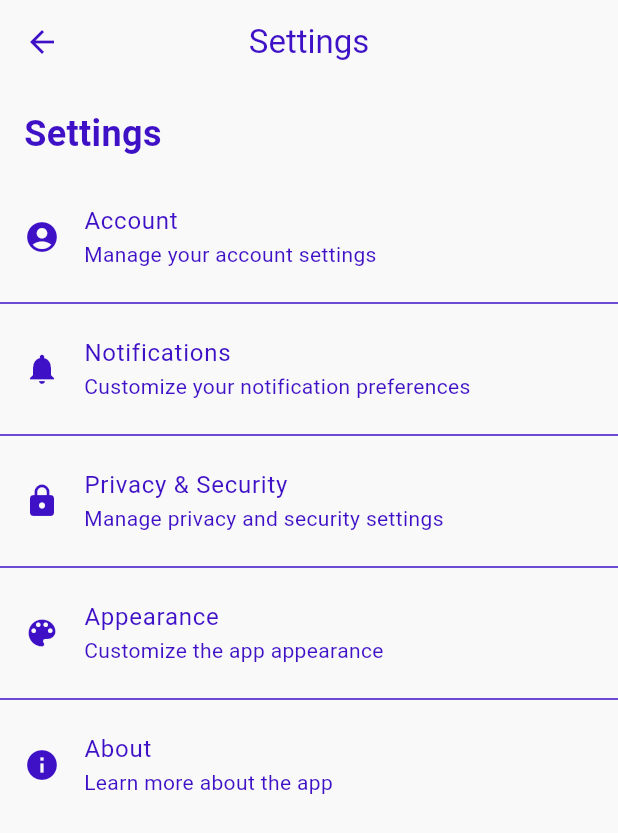
After one commit to SorenM22/CS3541-Final-Project, a Flutter app: the SettingsPage screen opened directly, on a phone screen of 412 x 824 dp. The commit adds this screen. Shown: the top 833 px of the screen. Run offline on Flutter 3.47's test engine with Material 3 defaults, Android fonts, the phone set to English and light mode, and no system bars; our stand-ins replace audioplayers, cloud_firestore, csv, firebase_auth, firebase_core, get and 3 more; missing offline and left inert: dart:ffi, flex_color_picker, statistics; accounts and stored records are empty.

Commit message:
created outline of settings and profile popout

```diff
--- /dev/null
+++ b/lib/View/settings_page.dart
@@ -0,0 +1,120 @@
+import 'package:flutter/material.dart';
+
+class SettingsPage extends StatelessWidget {
+  const SettingsPage({super.key});
+
+  @override
+  Widget build(BuildContext context) {
+    return Scaffold(
+      appBar: AppBar(
+        title: const Text('Settings'),
+        centerTitle: true,
+      ),
+      body: ListView(
+        children: [
+          const Padding(
+            padding: EdgeInsets.all(16.0),
+            child: Text(
+              'Settings',
+              style: TextStyle(
+                fontSize: 24,
+                fontWeight: FontWeight.bold,
+              ),
+            ),
+          ),
+          ListTile(
+            leading: const Icon(Icons.account_circle),
+            title: const Text('Account'),
+            subtitle: const Text('Manage your account settings'),
+            onTap: () {
+              // Navigate to Account Settings Page
+              Navigator.push(
+                context,
+                MaterialPageRoute(
+                  builder: (context) => const PlaceholderPage(title: 'Account Settings'),
+                ),
+              );
+            },
+          ),
+          const Divider(),
+          ListTile(
+            leading: const Icon(Icons.notifications),
+            title: const Text('Notifications'),
+            subtitle: const Text('Customize your notification preferences'),
+            onTap: () {
+              Navigator.push(
+                context,
+                MaterialPageRoute(
+                  builder: (context) => const PlaceholderPage(title: 'Notification Settings'),
+                ),
+              );
+            },
+          ),
+          const Divider(),
+          ListTile(
+            leading: const Icon(Icons.lock),
+            title: const Text('Privacy & Security'),
+            subtitle: const Text('Manage privacy and security settings'),
+            onTap: () {
+              Navigator.push(
+                context,
+                MaterialPageRoute(
+                  builder: (context) => const PlaceholderPage(title: 'Privacy & Security'),
+                ),
+              );
+            },
+          ),
+          const Divider(),
+          ListTile(
+            leading: const Icon(Icons.color_lens),
+            title: const Text('Appearance'),
+            subtitle: const Text('Customize the app appearance'),
+            onTap: () {
+              Navigator.push(
+                context,
+                MaterialPageRoute(
+                  builder: (context) => const PlaceholderPage(title: 'Appearance Settings'),
+                ),
+              );
+            },
+          ),
+          const Divider(),
+          ListTile(
+            leading: const Icon(Icons.info),
+            title: const Text('About'),
+            subtitle: const Text('Learn more about the app'),
+            onTap: () {
+              Navigator.push(
+                context,
+                MaterialPageRoute(
+                  builder: (context) => const PlaceholderPage(title: 'About'),
+                ),
+              );
+            },
+          ),
+        ],
+      ),
+    );
+  }
+}
+
+class PlaceholderPage extends StatelessWidget {
+  final String title;
+
+  const PlaceholderPage({super.key, required this.title});
+
+  @override
+  Widget build(BuildContext context) {
+    return Scaffold(
+      appBar: AppBar(
+        title: Text(title),
+      ),
+      body: Center(
+        child: Text(
+          '$title Page Content Goes Here',
+          style: const TextStyle(fontSize: 18),
+        ),
+      ),
+    );
+  }
+}
```
Also changed, not shown: lib/View/base_page.dart (+52 -6 lines).
